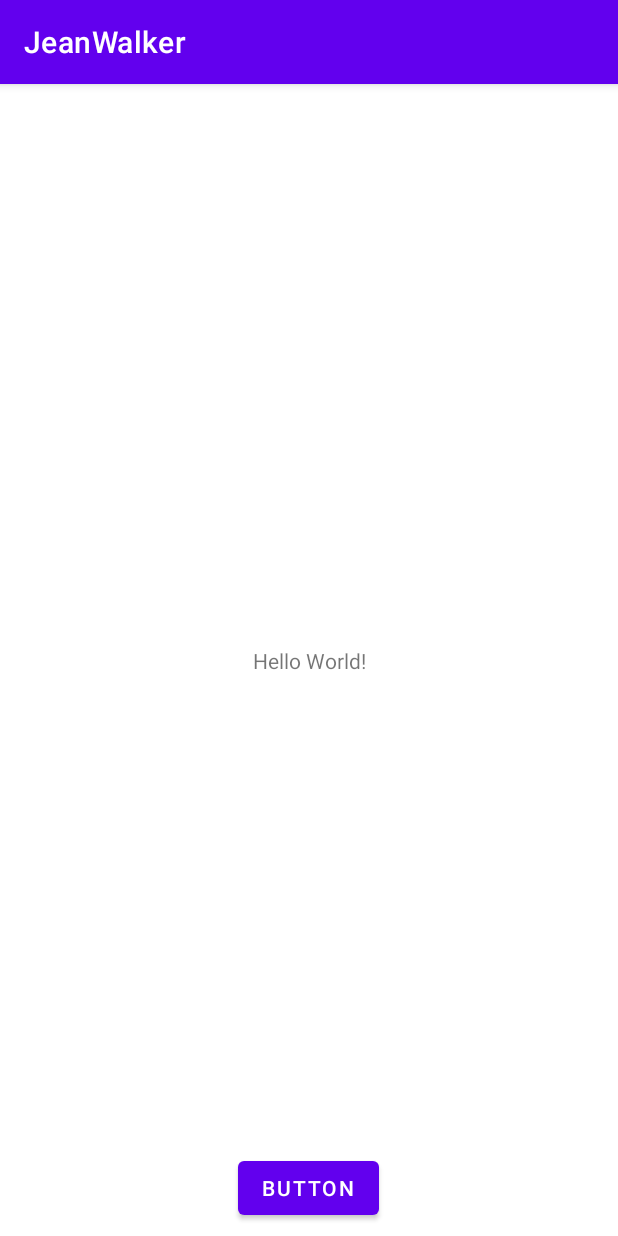
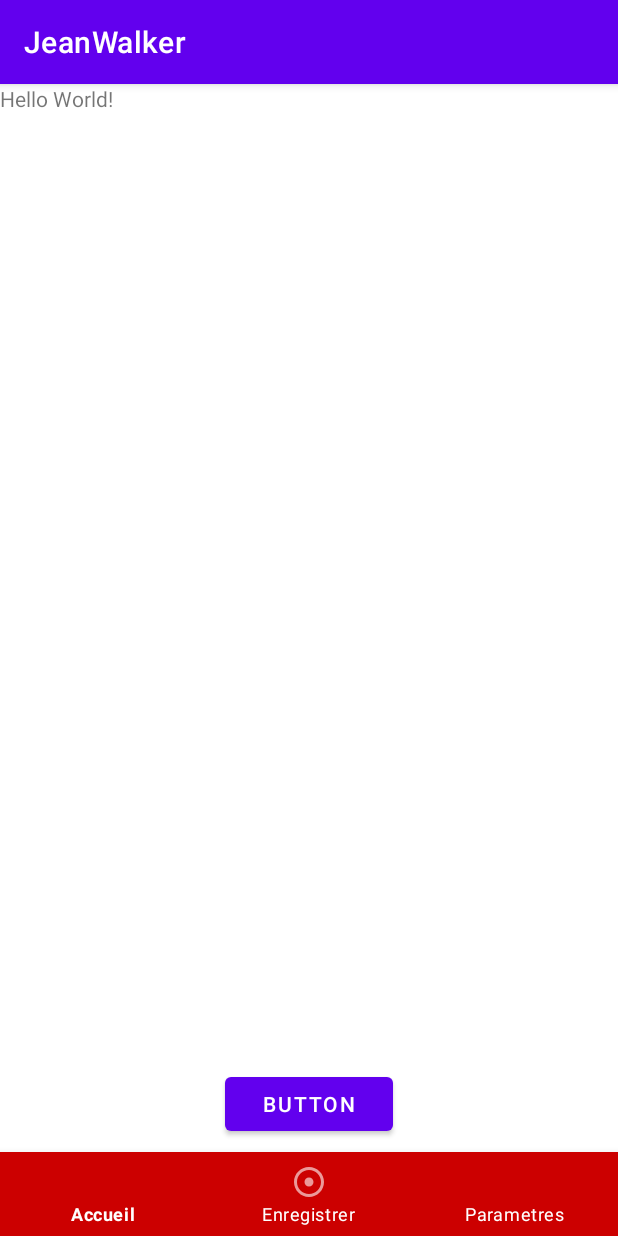
Before and after one commit to cegepmatane/projet-mobile-2022-JeanWalker, an Android app: the screen it shows after launch (MainActivity), on a phone screen of 412 x 824 dp. Run offline under Robolectric (Android 15) with nearby library versions, the phone set to English and light mode, and no system bars.

Commit message:
#4 ajout barre menu bottom

```diff
--- a/code/app/src/main/java/com/test/jeanwalker/MainActivity.java
+++ b/code/app/src/main/java/com/test/jeanwalker/MainActivity.java
@@ -1,12 +1,17 @@
 package com.test.jeanwalker;
 
+import androidx.annotation.NonNull;
 import androidx.appcompat.app.AppCompatActivity;
 import androidx.fragment.app.FragmentManager;
 
 import android.content.Intent;
 import android.os.Bundle;
+import android.view.MenuItem;
 import android.view.View;
 import android.widget.Button;
+import android.widget.Toast;
+
+import com.google.android.material.bottomnavigation.BottomNavigationView;
 
 public class MainActivity extends AppCompatActivity {
 
@@ -14,6 +19,24 @@ public class MainActivity extends AppCompatActivity {
     protected void onCreate(Bundle savedInstanceState) {
         super.onCreate(savedInstanceState);
         setContentView(R.layout.activity_main);
+
+        BottomNavigationView bottomNavigationView = (BottomNavigationView) findViewById(R.id.bottom_navigation);
+        bottomNavigationView.setOnNavigationItemSelectedListener(new BottomNavigationView.OnNavigationItemSelectedListener() {
+            @Override
+            public boolean onNavigationItemSelected(@NonNull MenuItem item) {
+                switch (item.getItemId()) {
+                    case R.id.action_accueil:
+                        Toast.makeText(MainActivity.this, "Recents", Toast.LENGTH_SHORT).show();
+                        break;
+                    case R.id.action_enregistrement:
+                        Toast.makeText(MainActivity.this, "Favorites", Toast.LENGTH_SHORT).show();
+                        break;
+                    case R.id.action_parametres:
+                        Toast.makeText(MainActivity.this, "Nearby", Toast.LENGTH_SHORT).show();
+                        break;                }
+                return true;
+            }
+        });
 
         Button btnMaps = findViewById(R.id.buttonMaps);
         btnMaps.setOnClickListener(new View.OnClickListener() {
--- /dev/null
+++ b/code/app/src/main/res/drawable-anydpi/ic_action_enregistrer.xml
@@ -0,0 +1,11 @@
+<vector xmlns:android="http://schemas.android.com/apk/res/android"
+    android:width="24dp"
+    android:height="24dp"
+    android:viewportWidth="24"
+    android:viewportHeight="24"
+    android:tint="#333333"
+    android:alpha="0.6">
+  <path
+      android:fillColor="@android:color/white"
+      android:pathData="M12,2C6.49,2 2,6.49 2,12s4.49,10 10,10 10,-4.49 10,-10S17.51,2 12,2zM12,20c-4.41,0 -8,-3.59 -8,-8s3.59,-8 8,-8 8,3.59 8,8 -3.59,8 -8,8zM15,12c0,1.66 -1.34,3 -3,3s-3,-1.34 -3,-3 1.34,-3 3,-3 3,1.34 3,3z"/>
+</vector>
--- a/code/app/src/main/res/layout/activity_main.xml
+++ b/code/app/src/main/res/layout/activity_main.xml
@@ -1,11 +1,21 @@
 <?xml version="1.0" encoding="utf-8"?>
-<androidx.constraintlayout.widget.ConstraintLayout xmlns:android="http://schemas.android.com/apk/res/android"
+<RelativeLayout xmlns:android="http://schemas.android.com/apk/res/android"
     xmlns:app="http://schemas.android.com/apk/res-auto"
     xmlns:tools="http://schemas.android.com/tools"
     android:id="@+id/mainConstraintLayout"
     android:layout_width="match_parent"
     android:layout_height="match_parent"
     tools:context=".MainActivity">
+
+    <com.google.android.material.bottomnavigation.BottomNavigationView
+        android:id="@+id/bottom_navigation"
+        android:layout_width="match_parent"
+        android:layout_height="wrap_content"
+        android:layout_alignParentBottom="true"
+        app:menu="@menu/bottom_nav_menu"
+        app:itemBackground="@android:color/holo_red_dark"
+        app:itemIconTint="@android:color/white"
+        app:itemTextColor="@android:color/white" />
 
     <TextView
         android:layout_width="wrap_content"
@@ -20,11 +30,16 @@
         android:id="@+id/buttonMaps"
         android:layout_width="wrap_content"
         android:layout_height="wrap_content"
+        android:layout_above="@+id/bottom_navigation"
+        android:layout_alignParentStart="true"
+        android:layout_alignParentEnd="true"
+        android:layout_marginStart="150dp"
+        android:layout_marginEnd="150dp"
         android:layout_marginBottom="8dp"
         android:text="Button"
-        app:layout_constraintBottom_toBottomOf="parent"
-        app:layout_constraintEnd_toEndOf="parent"
+        app:layout_constraintBottom_toBottomOf="@id/bottom_navigation"
+        app:layout_constraintEnd_toEndOf="@id/bottom_navigation"
         app:layout_constraintHorizontal_bias="0.498"
-        app:layout_constraintStart_toStartOf="parent" />
+        app:layout_constraintStart_toStartOf="@id/bottom_navigation" />
 
-</androidx.constraintlayout.widget.ConstraintLayout>
+</RelativeLayout>
--- /dev/null
+++ b/code/app/src/main/res/menu/bottom_nav_menu.xml
@@ -0,0 +1,21 @@
+<?xml version="1.0" encoding="utf-8"?>
+<menu xmlns:android="http://schemas.android.com/apk/res/android">
+    <item
+        android:id="@+id/action_accueil"
+        android:enabled="true"
+        android:title="Accueil"
+        />
+
+    <item
+        android:id="@+id/action_enregistrement"
+        android:enabled="true"
+        android:icon="@drawable/ic_action_enregistrer"
+        android:title="Enregistrer"
+        />
+
+    <item
+        android:id="@+id/action_parametres"
+        android:enabled="true"
+        android:title="Parametres"
+        />
+</menu>
```
Also changed, not shown: code/app/src/main/res/drawable-hdpi/ic_action_enregistrer.png (added), code/app/src/main/res/drawable-mdpi/ic_action_enregistrer.png (added), code/app/src/main/res/drawable-xhdpi/ic_action_enregistrer.png (added), code/app/src/main/res/drawable-xxhdpi/ic_action_enregistrer.png (added).
